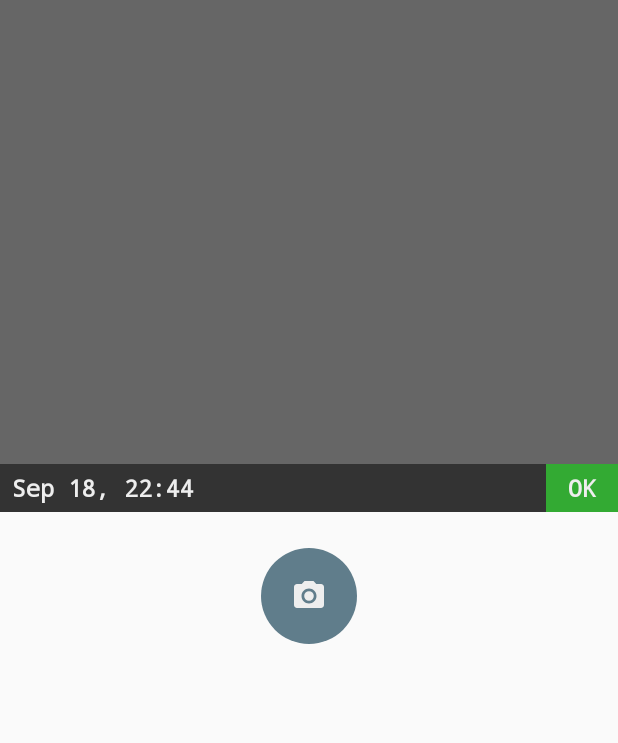
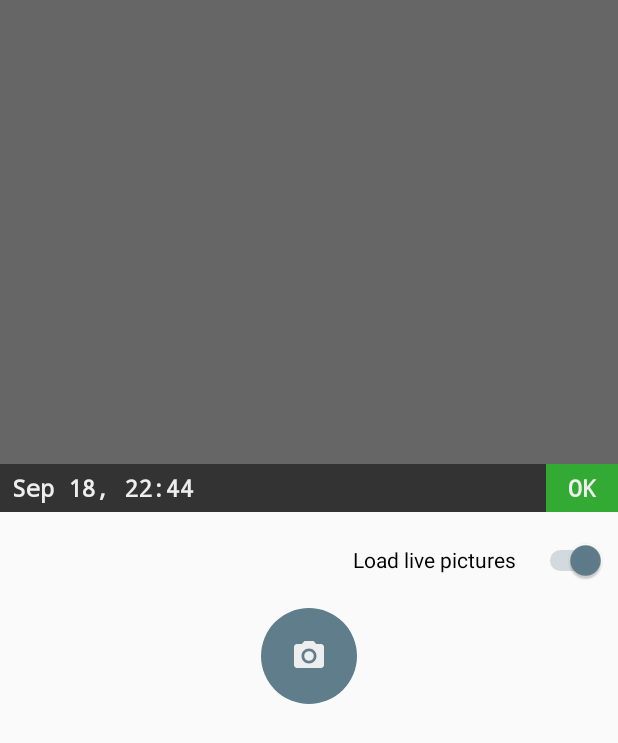
Before and after one commit to simmlemming/HomeSitter, an Android app: the layout activity_main.xml on its own in the app's theme, with its tools: preview values and no code run, on a phone screen of 412 x 824 dp. Shown: the top 743 px of the screen. Run offline under Robolectric (Android 15) with nearby library versions, the phone set to English and light mode, and no system bars.

Commit message:
Switch to load or not live pictures is shown on main screen.

```diff
--- a/app/src/main/java/org/homesitter/HomeSitter.java
+++ b/app/src/main/java/org/homesitter/HomeSitter.java
@@ -39,6 +39,16 @@ public class HomeSitter extends Application {
 
         }
 
+        public boolean shouldLoadLivePictures() {
+            return getPreferences().getBoolean("load_live_pictures", true);
+        }
+
+        public void setShouldLoadLIvePictures(boolean vaule) {
+            getPreferences().edit()
+                .putBoolean("load_live_pictures", vaule)
+                .apply();
+        }
+
         // This value must be in sync with server (currently it's also hardcoded on server)
         public long getPicturesIntervalMs() {
             return getPreferences().getLong(PICTURES_INTERVAL, DEFAULT_PICTURES_INTERVAL_MS);
--- a/app/src/main/java/org/homesitter/model/ViewModel.java
+++ b/app/src/main/java/org/homesitter/model/ViewModel.java
@@ -20,7 +20,6 @@ public class ViewModel {
     public final boolean takePictureButtonEnabled;
 
     public String userFriendlyErrorMessage;
-
 
     public static ViewModel withTimeFromPicture(@Nullable Picture picture, Connectivity connectivity, boolean takePictureButtonEnabled) {
         long timeMs = picture == null ? 0 : picture.timeMs;
--- a/app/src/main/res/drawable/oval_shape_color_primary.xml
+++ b/app/src/main/res/drawable/oval_shape_color_primary.xml
@@ -5,7 +5,7 @@
         <selector>
             <item android:state_enabled="false">
                 <shape android:shape="oval">
-                    <solid android:color="@color/neutral" />
+                    <solid android:color="@color/colorPrimary_disabled" />
                 </shape>
             </item>
             <item>
--- a/app/src/main/res/layout/activity_main.xml
+++ b/app/src/main/res/layout/activity_main.xml
@@ -1,5 +1,6 @@
 <?xml version="1.0" encoding="utf-8"?>
 <LinearLayout xmlns:android="http://schemas.android.com/apk/res/android"
+    xmlns:app="http://schemas.android.com/apk/res-auto"
     xmlns:tools="http://schemas.android.com/tools"
     android:layout_width="match_parent"
     android:layout_height="match_parent"
@@ -53,12 +54,23 @@
             tools:text="OK" />
     </LinearLayout>
 
+    <Switch
+        android:id="@+id/autoload_pictures"
+        android:layout_width="wrap_content"
+        android:layout_height="48dp"
+        android:layout_gravity="right"
+        android:layout_margin="8dp"
+        android:checked="true"
+        android:switchPadding="12dp"
+        android:text="@string/setting_load_live_pictures"
+        android:theme="@style/AppTheme.BrandedSwitch" />
+
     <ImageButton
         android:id="@+id/take_picture"
         android:layout_width="64dp"
         android:layout_height="64dp"
-        android:layout_marginTop="24dp"
         android:background="@drawable/oval_shape_color_primary"
         android:src="@drawable/ic_camera_black_24dp"
         android:tint="@color/white" />
+
 </LinearLayout>
--- a/app/src/main/res/values/colors.xml
+++ b/app/src/main/res/values/colors.xml
@@ -4,6 +4,7 @@
     <color name="colorPrimaryDark">#546E7A</color>
     <color name="colorAccent">#FF4081</color>
 
+    <color name="colorPrimary_disabled">#AFAFAF</color>
     <color name="black">#333333</color>
     <color name="white">#eeeeee</color>
     <color name="ok">#33aa33</color>
--- a/app/src/main/res/values/strings.xml
+++ b/app/src/main/res/values/strings.xml
@@ -4,4 +4,5 @@
     <string name="status_disconnected">Disconnected</string>
     <string name="status_unknown">-</string>
     <string name="status_home_disconnected">Home disconnected</string>
+    <string name="setting_load_live_pictures">Load live pictures</string>
 </resources>
--- a/app/src/main/res/values/styles.xml
+++ b/app/src/main/res/values/styles.xml
@@ -6,6 +6,7 @@
         <item name="colorPrimary">@color/colorPrimary</item>
         <item name="colorPrimaryDark">@color/colorPrimaryDark</item>
         <item name="colorAccent">@color/colorAccent</item>
+        <item name="android:textColor">@color/black</item>
     </style>
 
     <style name="seekButton">
@@ -15,4 +16,7 @@
         <item name="android:textColor">@color/white</item>
     </style>
 
+    <style name="AppTheme.BrandedSwitch">
+        <item name="colorControlActivated">@color/colorPrimary</item>
+    </style>
 </resources>
```
